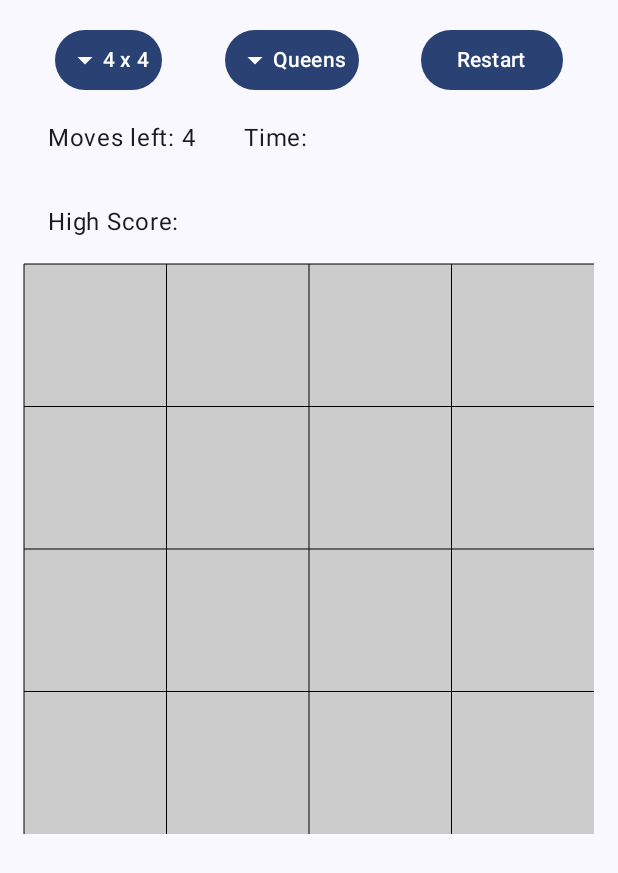
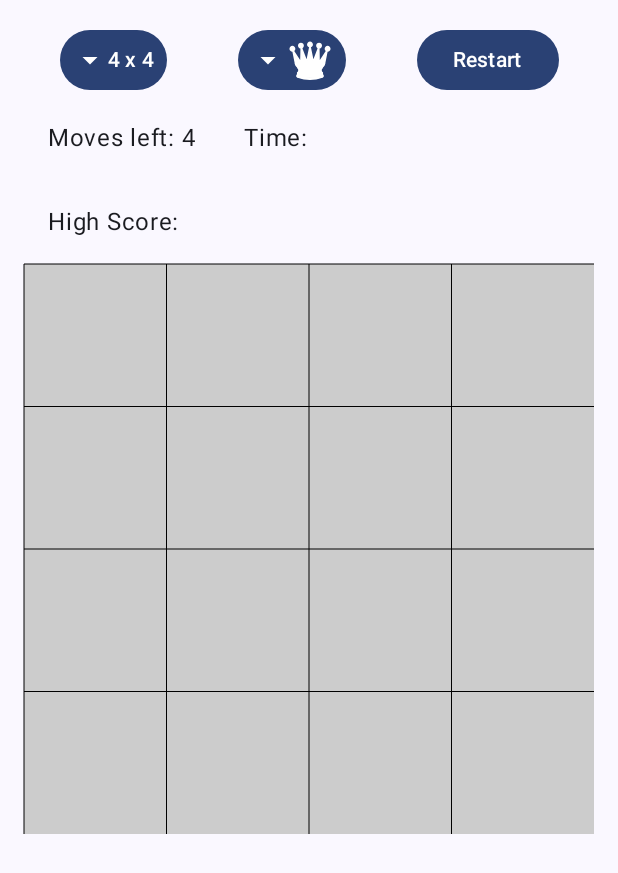
Before and after one commit to Jose-Parente/compose_test1, an Android app built with Jetpack Compose: the screen it shows after launch (MainActivity), on a phone screen of 412 x 824 dp. Shown: the top 873 px of the screen. Run offline under Robolectric (Android 15) with nearby library versions, the phone set to English and light mode, and no system bars.

Commit message:
Use icons on "Piece selection" drop down

```diff
--- a/app/src/main/java/com/parentej/nquens1/presentation/BoardScreen.kt
+++ b/app/src/main/java/com/parentej/nquens1/presentation/BoardScreen.kt
@@ -18,6 +18,7 @@ import androidx.compose.foundation.layout.fillMaxHeight
 import androidx.compose.foundation.layout.fillMaxSize
 import androidx.compose.foundation.layout.fillMaxWidth
 import androidx.compose.foundation.layout.padding
+import androidx.compose.foundation.layout.size
 import androidx.compose.foundation.lazy.grid.GridCells
 import androidx.compose.foundation.lazy.grid.LazyVerticalGrid
 import androidx.compose.material.icons.Icons
@@ -45,6 +46,7 @@ import androidx.compose.ui.graphics.vector.ImageVector
 import androidx.compose.ui.graphics.vector.rememberVectorPainter
 import androidx.compose.ui.input.pointer.pointerInput
 import androidx.compose.ui.platform.LocalConfiguration
+import androidx.compose.ui.res.painterResource
 import androidx.compose.ui.res.stringResource
 import androidx.compose.ui.res.vectorResource
 import androidx.compose.ui.tooling.preview.Preview
@@ -70,7 +72,7 @@ fun BoardScreenPortrait(modifier: Modifier = Modifier, viewModel: BoardViewModel
   val timer = viewModel.elapsedTime.collectAsStateWithLifecycle().value
 
   Column(modifier = modifier.padding(16.dp)) {
-    Row (modifier = Modifier.fillMaxWidth(), horizontalArrangement = Arrangement.SpaceAround) {
+    Row(modifier = Modifier.fillMaxWidth(), horizontalArrangement = Arrangement.SpaceAround) {
       SelectBoardSizeMenu(
         currentSize = uiState.boardSize,
         onBoardSizeSelected = { size -> viewModel.changeBoardSize(size) })
@@ -308,7 +310,11 @@ fun SelectBoardPieceMenu(
       contentPadding = PaddingValues(horizontal = 8.dp)
     ) {
       Icon(Icons.Default.ArrowDropDown, contentDescription = stringResource(R.string.board_piece))
-      Text(text = currentPiece.toStringResource())
+      Icon(
+        modifier = Modifier.size(32.dp),
+        painter = currentPiece.toPainterResource(),
+        contentDescription = currentPiece.toStringResource(),
+      )
     }
     DropdownMenu(
       expanded = expanded, onDismissRequest = { expanded = false }) {
@@ -316,6 +322,13 @@ fun SelectBoardPieceMenu(
         DropdownMenuItem(
           enabled = (piece != currentPiece),
           text = { Text(text = piece.toStringResource()) },
+          leadingIcon = {
+            Icon(
+              modifier = Modifier.size(32.dp),
+              painter = piece.toPainterResource(),
+              contentDescription = piece.toStringResource(),
+            )
+          },
           onClick = {
             expanded = false
             onBoardPieceSelected(piece)
@@ -337,6 +350,15 @@ fun PieceType.toStringResource() = stringResource(
   }
 )
 
+@Composable
+fun PieceType.toPainterResource() = painterResource(
+  when (this) {
+    PieceType.QUEEN -> R.drawable.queen
+    PieceType.ROOK -> R.drawable.rook
+    PieceType.KNIGHT -> R.drawable.knight
+  }
+)
+
 @Preview
 @Composable
 fun BoardScreenPreview() {
```
